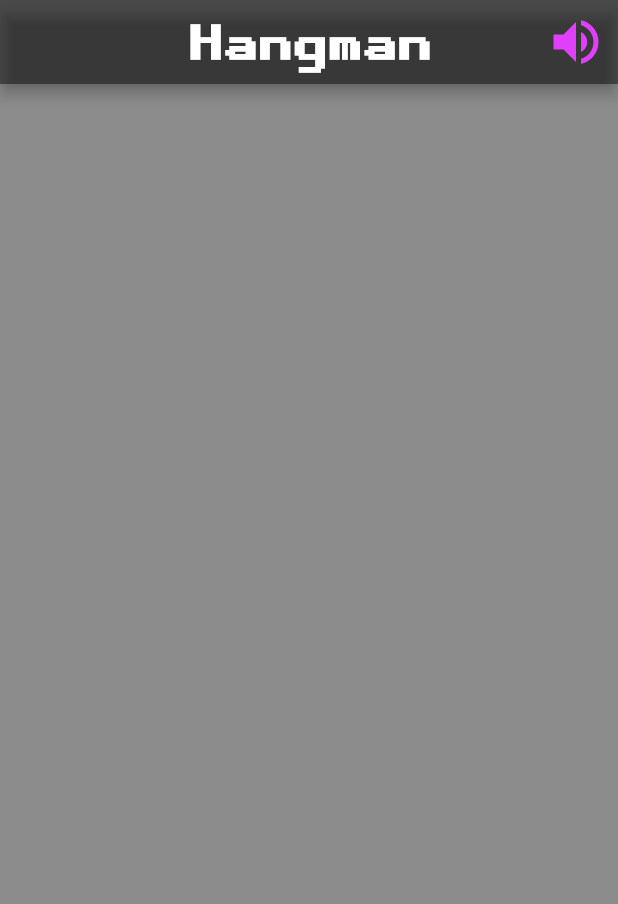
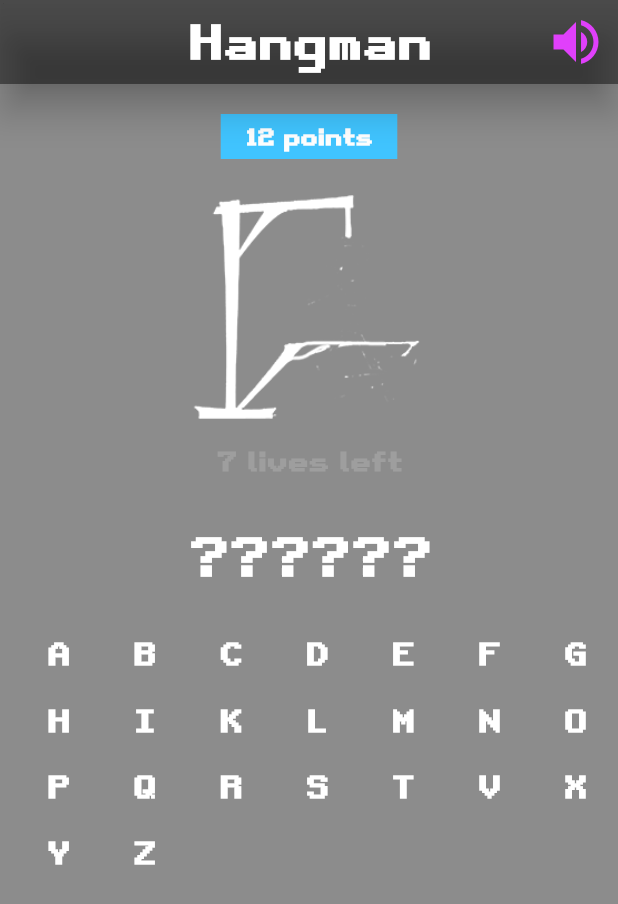
Before and after one commit to KYOHEI-jp/hangman, a Flutter app: the screen it shows after launch, on a phone screen of 412 x 824 dp. Shown: the top 904 px of the screen. Run offline on Flutter 3.47's test engine with Material 2 defaults, Android fonts, the phone set to English and light mode, and no system bars.

Commit message:
InkWell追加、角丸

```diff
--- a/lib/gamescreen.dart
+++ b/lib/gamescreen.dart
@@ -14,6 +14,7 @@
     return Scaffold(
       backgroundColor: Colors.black45,
       appBar: AppBar(
+        elevation: 10,
         backgroundColor: Colors.black45,
         centerTitle: true,
         title: Text(
@@ -29,6 +30,80 @@
           )
         ],
       ),
+      body: SingleChildScrollView(
+        physics: ScrollPhysics(),
+        child: Container(
+          alignment: Alignment.center,
+          child: Column(
+            children: [
+              Container(
+                margin: EdgeInsets.only(top: 20.0),
+                alignment: Alignment.center,
+                width: MediaQuery.of(context).size.width / 3.5,
+                decoration: BoxDecoration(
+                  color: Colors.lightBlueAccent,
+                ),
+                height: 30,
+                child: Center(
+                  child: Text(
+                    "12 points",
+                    style: retroStyle(15, Colors.white, FontWeight.w700),
+                  ),
+                ),
+              ),
+              SizedBox(
+                height: 20,
+              ),
+              Image(
+                width: 155,
+                height: 155,
+                fit: BoxFit.cover,
+                color: Colors.white,
+                image: AssetImage(
+                  "images/hangman0.png",
+                ),
+              ),
+              const SizedBox(
+                height: 15,
+              ),
+              Text(
+                "7 lives left",
+                style: retroStyle(18, Colors.grey, FontWeight.w700),
+              ),
+              const SizedBox(
+                height: 30,
+              ),
+              Text(
+                "??????",
+                style: retroStyle(35, Colors.white, FontWeight.w700),
+                textAlign: TextAlign.center,
+              ),
+              const SizedBox(
+                height: 20,
+              ),
+              GridView.count(
+                crossAxisCount: 7,
+                shrinkWrap: true,
+                padding: EdgeInsets.only(left: 10),
+                childAspectRatio: 1.3,
+                physics: NeverScrollableScrollPhysics(),
+                children: letters.map((alphabet) {
+                  return InkWell(
+                    borderRadius: BorderRadius.circular(10),
+                    onTap: () => print("Tapped"),
+                    child: Center(
+                      child: Text(
+                        alphabet,
+                        style: retroStyle(20, Colors.white, FontWeight.w700),
+                      ),
+                    ),
+                  );
+                }).toList(),
+              ),
+            ],
+          ),
+        ),
+      ),
     );
   }
 }
```
